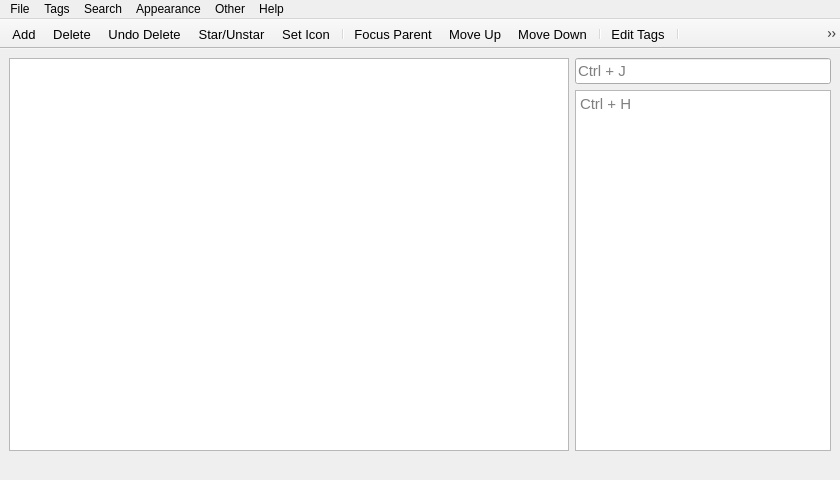
Above: treenotes.ui from UnkindledTwo/TreeNotes before the change. Below: the same form after it.
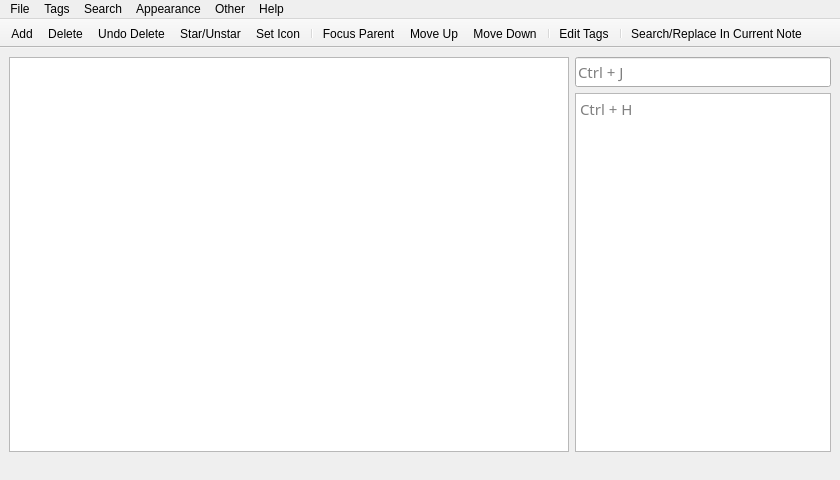
That is the form after the change. Icons and pictures are not drawn. Custom widgets are drawn as their Qt base class.

The edit to the form file:
```diff
--- a/treenotes.ui
+++ b/treenotes.ui
@@ -10,12 +10,6 @@
     <height>480</height>
    </rect>
   </property>
-  <property name="font">
-   <font>
-    <family>Segoe UI</family>
-    <pointsize>10</pointsize>
-   </font>
-  </property>
   <property name="focusPolicy">
    <enum>Qt::StrongFocus</enum>
   </property>
@@ -37,7 +31,7 @@
        <widget class="QLineEdit" name="titleEdit">
         <property name="font">
          <font>
-          <family>Segoe UI</family>
+          <family>Ubuntu Mono</family>
           <pointsize>11</pointsize>
          </font>
         </property>
@@ -56,7 +50,7 @@
        <widget class="PlainTextEdit" name="messageEdit">
         <property name="font">
          <font>
-          <family>Segoe UI</family>
+          <family>Ubuntu Mono</family>
           <pointsize>11</pointsize>
          </font>
         </property>
@@ -81,12 +75,6 @@
     </item>
     <item row="0" column="0" colspan="2">
      <widget class="TreeWidget" name="treeWidget">
-      <property name="font">
-       <font>
-        <family>Segoe UI</family>
-        <pointsize>12</pointsize>
-       </font>
-      </property>
       <property name="focusPolicy">
        <enum>Qt::StrongFocus</enum>
       </property>
@@ -262,12 +250,6 @@
    <addaction name="menuHelp"/>
   </widget>
   <widget class="QStatusBar" name="statusbar">
-   <property name="font">
-    <font>
-     <family>Segoe UI</family>
-     <pointsize>10</pointsize>
-    </font>
-   </property>
    <property name="sizeGripEnabled">
     <bool>false</bool>
    </property>
```
Left out of the diff: 21 changed lines with no effect on the pictures.
